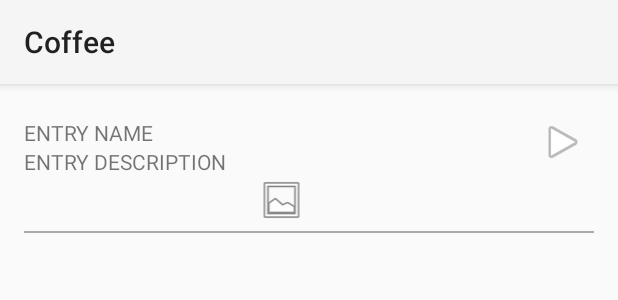
After one commit to EllySmore/percolatecoffee, an Android app: the layout row_coffee_post_impl.xml on its own in the app's theme, with its tools: preview values and no code run, on a phone screen of 412 x 824 dp. The commit adds this screen. Shown: the top 300 px of the screen. Run offline under Robolectric (Android 15) with nearby library versions, the phone set to English and light mode, and no system bars.

Commit message:
row impl WIP

```diff
--- /dev/null
+++ b/app/src/main/res/layout/row_coffee_post_impl.xml
@@ -0,0 +1,5 @@
+<?xml version="1.0" encoding="utf-8"?>
+<percolatechallenge.eileenyau.coffee.ui.coffeepost.widgets.CoffeePostRow xmlns:android="http://schemas.android.com/apk/res/android"
+    android:layout_width="match_parent"
+    android:layout_height="wrap_content">
+</percolatechallenge.eileenyau.coffee.ui.coffeepost.widgets.CoffeePostRow>
```
Also changed, not shown: app/src/main/java/percolatechallenge/eileenyau/coffee/ui/coffeepost/adapters/CoffeePostAdapter.java (+6 -1 lines).
